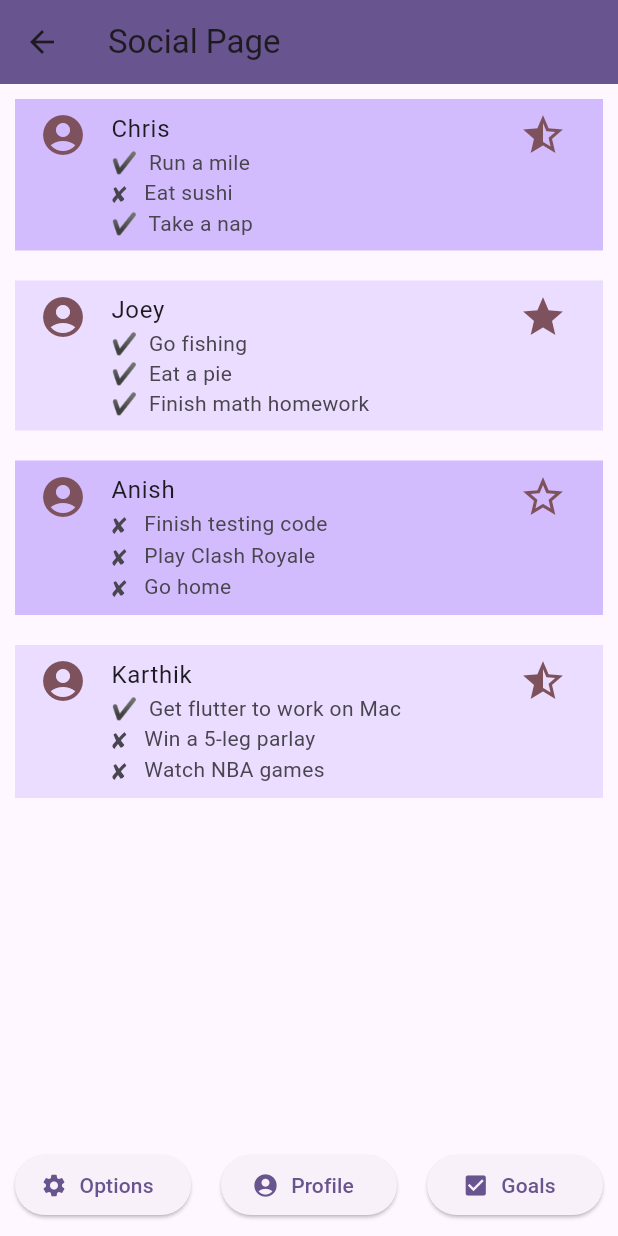
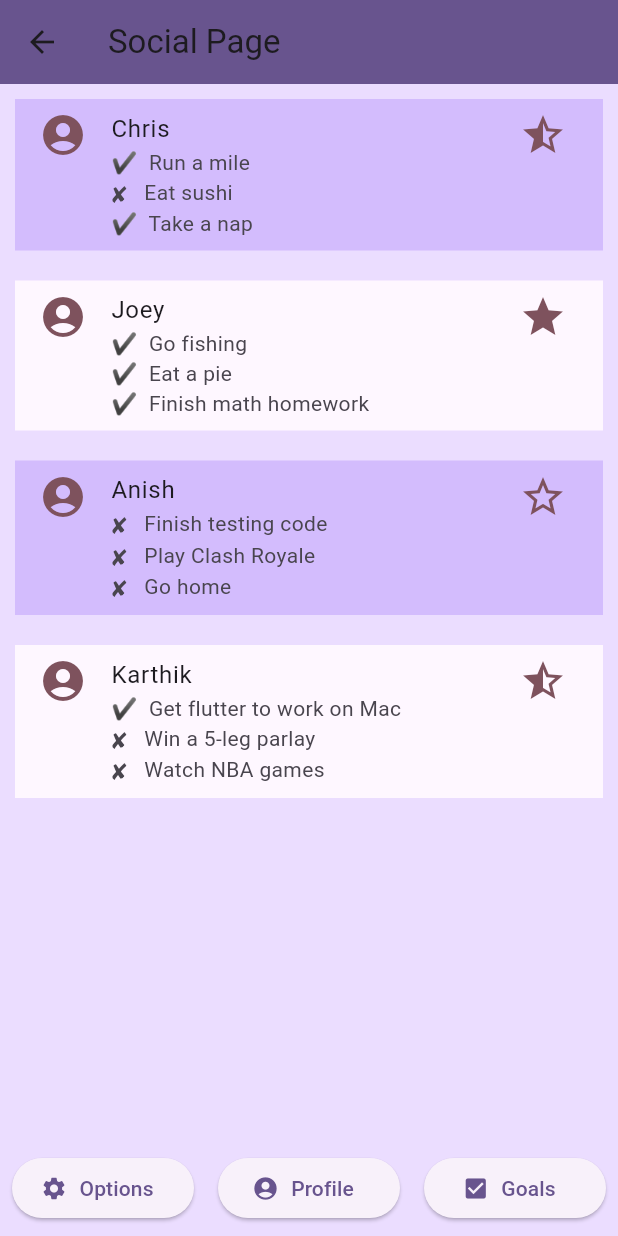
Before and after one commit to giuseppeb-816/check_it, a Flutter app: the screen it shows once a user with an empty profile is signed in, after a tap on "Social Page", on a phone screen of 412 x 824 dp. Run offline on Flutter 3.47's test engine with Material 2 defaults, Android fonts, the phone set to English and light mode, and no system bars; our stand-ins replace firebase_auth, firebase_core, slide_to_act; accounts and stored records are empty; network calls fail.

Commit message:
Changed Colorscheme

```diff
--- a/lib/pages/SetGoalsPage.dart
+++ b/lib/pages/SetGoalsPage.dart
@@ -74,10 +74,7 @@ class _createGoals extends State<setGoalsPage> {
               borderRadius: 25,
               outerColor: Theme.of(context).colorScheme.primary,
               text: "Swipe to submit goals!",
-              textStyle: TextStyle(
-                  fontSize: 17,
-                  color: Theme.of(context).colorScheme.onPrimary,
-              ),
+              textStyle: TextStyle(fontSize: 17, color: Colors.white),
               onSubmit: () {
                 Navigator.of(context).push(MaterialPageRoute(builder: (context) => SocialPageWidget()));
               },
--- a/lib/pages/SocialPage.dart
+++ b/lib/pages/SocialPage.dart
@@ -45,6 +45,7 @@ class _SocialPageWidgetState extends State<SocialPageWidget> {
     var theme = Theme.of(context);
 
     return Scaffold(
+      backgroundColor: theme.colorScheme.primaryContainer,
       appBar: AppBar(
         title: const Text('Social Page'),
         backgroundColor: theme.colorScheme.primary,
@@ -76,7 +77,7 @@ class _SocialPageWidgetState extends State<SocialPageWidget> {
                     color: theme.colorScheme.tertiary
 
                   ),
-                  tileColor: index % 2 == 0 ? theme.colorScheme.inversePrimary : theme.colorScheme.primaryContainer,
+                  tileColor: index % 2 == 0 ? theme.colorScheme.inversePrimary : theme.colorScheme.background,
                   title: Text('${goals[index][0]}'),
                   subtitle: Text(
                       "${goals[index][2] == "true" ? "✔ " : "✘  "} ${goals[index][1]}\n"
@@ -97,7 +98,7 @@ class _SocialPageWidgetState extends State<SocialPageWidget> {
             Expanded(
               flex: 1,
               child: Padding(
-                padding: const EdgeInsets.all(10),
+                padding: const EdgeInsets.all(8),
                 child: ElevatedButton.icon(
                   onPressed: (){
 
@@ -110,7 +111,7 @@ class _SocialPageWidgetState extends State<SocialPageWidget> {
             Expanded(
               flex: 1,
               child: Padding(
-                padding: const EdgeInsets.all(10),
+                padding: const EdgeInsets.all(8),
                 child: ElevatedButton.icon(
                   onPressed: (){
 
@@ -123,7 +124,7 @@ class _SocialPageWidgetState extends State<SocialPageWidget> {
             Expanded(
               flex: 1,
               child: Padding(
-                padding: const EdgeInsets.all(10),
+                padding: const EdgeInsets.all(8),
                 child: ElevatedButton.icon(
                   onPressed: (){
                     Navigator.of(context).push(MaterialPageRoute(builder: (context) => setGoalsPage()));
--- a/lib/pages/home_page.dart
+++ b/lib/pages/home_page.dart
@@ -31,7 +31,9 @@ class HomePage extends StatelessWidget {
   @override
   Widget build(BuildContext context) {
     return Scaffold(
+      backgroundColor: Theme.of(context).colorScheme.primaryContainer,
       appBar: AppBar(
+        backgroundColor: Theme.of(context).colorScheme.primaryContainer,
         title: _title(),
       ),
       body: Container(
--- a/lib/pages/login_register_page.dart
+++ b/lib/pages/login_register_page.dart
@@ -90,6 +90,7 @@ class _LoginPageState extends State<LoginPage> {
   @override
   Widget build(BuildContext context) {
     return Scaffold(
+      backgroundColor: Theme.of(context).colorScheme.primaryContainer,
       appBar: AppBar(
         title: _title(),
       ),
```
